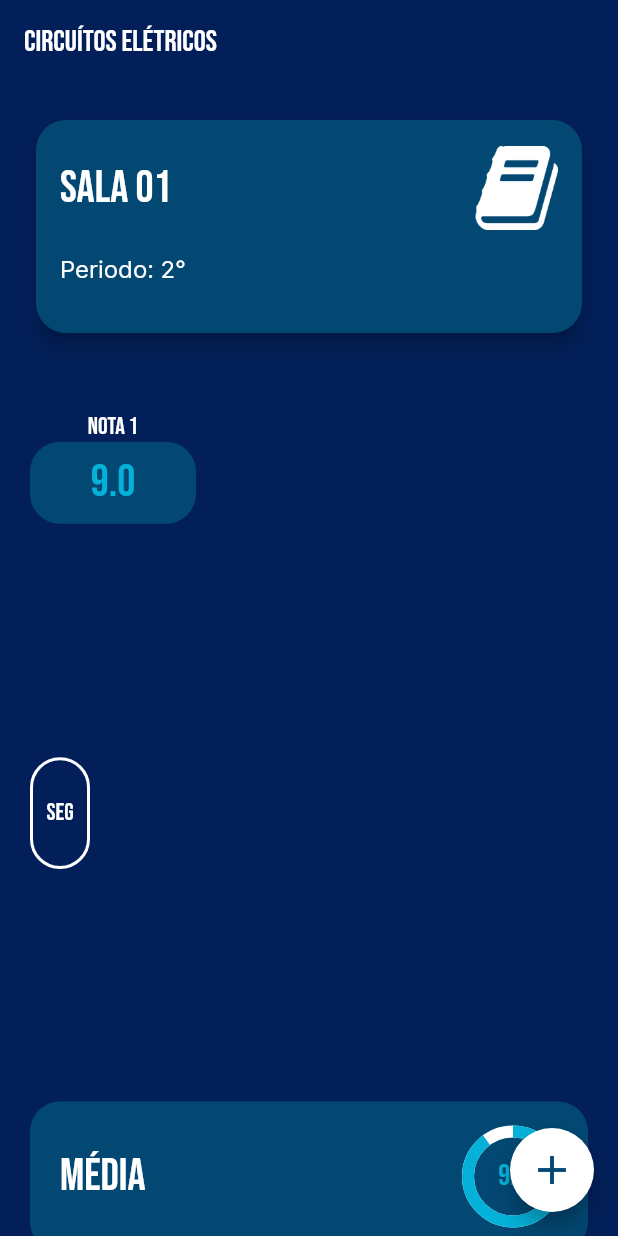
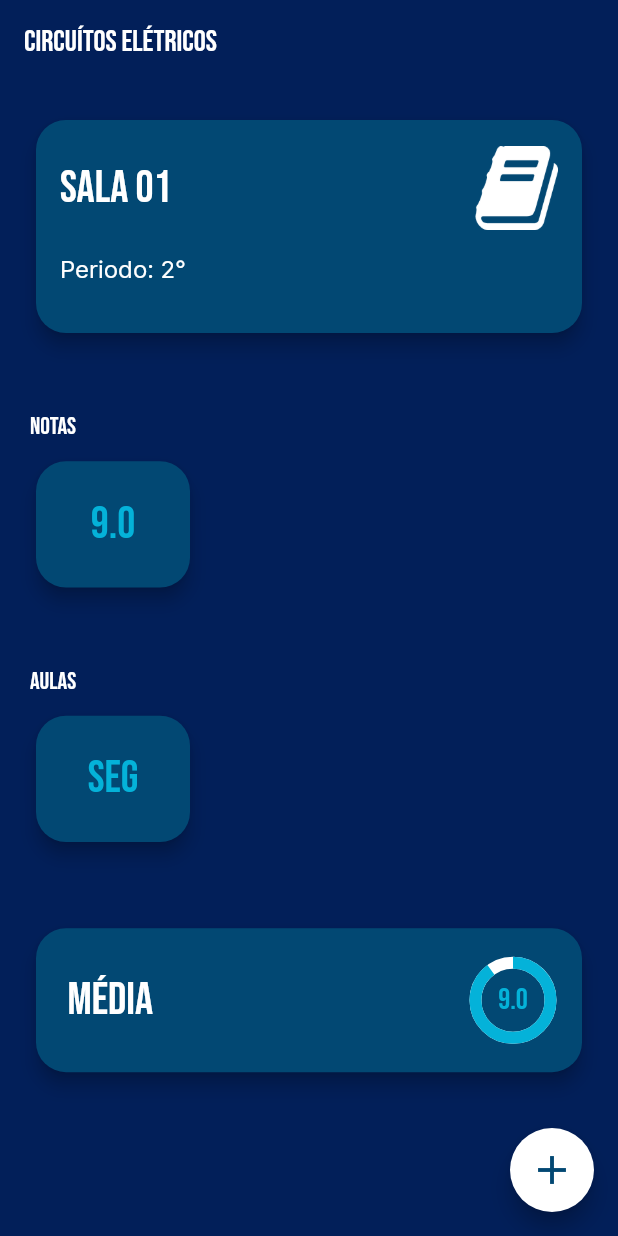
Before and after one commit to yurilima7/Acad-Facil, a Flutter app: the screen it shows after launch, after a tap on "Circuítos Elétricos", on a phone screen of 412 x 824 dp. Run offline on Flutter 3.47's test engine with Material 2 defaults, Android fonts, the phone set to English and light mode, and no system bars; our stand-ins replace flutter_svg.

Commit message:
GridView
Mudanças que permitem não colocar altura no sized

```diff
--- a/acad_facil/lib/App/Core/Widgets/sticker_percent.dart
+++ b/acad_facil/lib/App/Core/Widgets/sticker_percent.dart
@@ -14,8 +14,8 @@ class StickerPercent extends StatelessWidget {
 
       children: [
         Container(
-          width: 60,
-          height: 60,
+          width: 50,
+          height: 50,
 
           decoration: const BoxDecoration(
             shape: BoxShape.circle,
@@ -30,8 +30,8 @@ class StickerPercent extends StatelessWidget {
         ),
 
         SizedBox(
-          width: 60,
-          height: 60,
+          width: 50,
+          height: 50,
 
           child: CircularProgressIndicator(
             value: avarage / 10.0,
--- a/acad_facil/lib/App/Screens/Details_Screen/Widgets/grades_form.dart
+++ b/acad_facil/lib/App/Screens/Details_Screen/Widgets/grades_form.dart
@@ -1,4 +1,3 @@
-import 'package:acad_facil/App/Core/Styles/colors_styles.dart';
 import 'package:acad_facil/App/Core/Styles/text_styles.dart';
 import 'package:flutter/material.dart';
 
@@ -14,26 +13,20 @@ class GradesForm extends StatelessWidget {
 
   @override
   Widget build(BuildContext context) {
-    return Column(
-      children: [
-        Text('Nota $i', style: TextStyles.i.mainTitle,),
+    return Card(
+      color: Theme.of(context).colorScheme.secondary,
+      elevation: 5,
+      shape: RoundedRectangleBorder(borderRadius: BorderRadius.circular(20.0)),
 
-        Expanded(
-          child: Container(
-            decoration: BoxDecoration(
-              color: ColorsStyles.secundary,
-              borderRadius: BorderRadius.circular(20),
-            ),
-
-            child: Center(
-              child: Text(
-                '$grade',
-                style: context.textStyles.grade,
-              ),
-            ),
+      child: Center(
+        child: ListTile(
+          title: Text(
+            '$grade',
+            style: TextStyles.i.grade,
+            textAlign: TextAlign.center,
           ),
         ),
-      ],
+      ),
     );
   }
 }
--- a/acad_facil/lib/App/Screens/Details_Screen/Widgets/grid_grades.dart
+++ b/acad_facil/lib/App/Screens/Details_Screen/Widgets/grid_grades.dart
@@ -16,17 +16,18 @@ class GridGrades extends StatelessWidget {
     final disciplinesCount = disciplines.grades.length;
 
     return SizedBox(
-      height: 180,
+
       child: disciplinesCount > 0 ? GridView.builder(
 
         gridDelegate: const SliverGridDelegateWithFixedCrossAxisCount(
           crossAxisCount: 3,
-          childAspectRatio: 3 / 2,
+          childAspectRatio: 1.2,
           crossAxisSpacing: 20,
           mainAxisSpacing: 10,
         ),
 
         physics: const NeverScrollableScrollPhysics(),
+        shrinkWrap: true,
 
         itemCount: disciplinesCount <= 5? disciplinesCount : 5,
           itemBuilder: (context, i) => GradesForm(
@@ -35,10 +36,13 @@ class GridGrades extends StatelessWidget {
           ),
       )
       :
-      Center(
-        child: Text(
-          'Sem notas no momento!',
-          style: context.textStyles.secundaryTitle,
+      SizedBox(
+        height: 200,
+        child: Center(
+          child: Text(
+            'Sem notas no momento!',
+            style: context.textStyles.secundaryTitle,
+          ),
         ),
       ),
     );
--- a/acad_facil/lib/App/Screens/Details_Screen/Widgets/grid_schedule.dart
+++ b/acad_facil/lib/App/Screens/Details_Screen/Widgets/grid_schedule.dart
@@ -13,30 +13,35 @@ class GridSchedule extends StatelessWidget {
   @override
   Widget build(BuildContext context) {
     return SizedBox(
-      height: 180,
-      child: schedules.isNotEmpty ? GridView.builder(
+
+      child: schedules.isNotEmpty
+      ? GridView.builder(
 
         gridDelegate: const SliverGridDelegateWithFixedCrossAxisCount(
-          crossAxisCount: 5,
+          crossAxisCount: 3,
+          childAspectRatio: 1.2,
+          crossAxisSpacing: 20,
+          mainAxisSpacing: 10,
         ),
 
         physics: const NeverScrollableScrollPhysics(),
+        shrinkWrap: true,
 
         itemCount: schedules.length,
-          itemBuilder: (context, i) => Row(
-            children: [
-              ScheduleForm(
-                day: schedules.keys.elementAt(i),
-                hour: schedules.values.elementAt(i),
-              ),
-            ],
+          itemBuilder: (context, i) => ScheduleForm(
+            day: schedules.keys.elementAt(i),
+            hour: schedules.values.elementAt(i),
           ),
       )
       :
-      Center(
-        child: Text(
-          'Sem aulas no momento!',
-          style: context.textStyles.secundaryTitle,
+      SizedBox(
+        height: 200,
+
+        child: Center(
+          child: Text(
+            'Sem aulas no momento!',
+            style: context.textStyles.secundaryTitle,
+          ),
         ),
       ),
     );
--- a/acad_facil/lib/App/Screens/Details_Screen/Widgets/local_avarage.dart
+++ b/acad_facil/lib/App/Screens/Details_Screen/Widgets/local_avarage.dart
@@ -9,23 +9,25 @@ class LocalAvarage extends StatelessWidget {
 
   @override
   Widget build(BuildContext context) {
+    return Card(
+      color: ColorsStyles.secundary,
+      elevation: 5,
+      shape: RoundedRectangleBorder(borderRadius: BorderRadius.circular(20.0)),
 
-    return Container(
-      height: 100,
-      padding: const EdgeInsets.all(20.0),
+      child: Padding(
+        padding: const EdgeInsets.only(
+          left: 5.0,
+          right: 5.0,
+          bottom: 20.0,
+          top: 20.0,
+        ),
 
-      decoration: BoxDecoration(
-        color: ColorsStyles.secundary,
-        borderRadius: BorderRadius.circular(20),
-      ),
-
-      child: Row(
-        mainAxisAlignment: MainAxisAlignment.spaceBetween,
-
-        children: [
-          Text('Média', style: context.textStyles.bigTitle),
-          StickerPercent(avarage: avarage,),
-        ],
+        child: Center(
+          child: ListTile(
+            title: Text('Média', style: context.textStyles.bigTitle),
+            trailing: StickerPercent(avarage: avarage,),
+          ),
+        ),
       ),
     );
   }
--- a/acad_facil/lib/App/Screens/Details_Screen/Widgets/schedule_form.dart
+++ b/acad_facil/lib/App/Screens/Details_Screen/Widgets/schedule_form.dart
@@ -1,3 +1,4 @@
+import 'package:acad_facil/App/Core/Styles/colors_styles.dart';
 import 'package:acad_facil/App/Core/Styles/text_styles.dart';
 import 'package:flutter/material.dart';
 
@@ -13,31 +14,19 @@ class ScheduleForm extends StatelessWidget {
 
   @override
   Widget build(BuildContext context) {
-    return Container(
-      width: 40,
+    return Card(
+      color: ColorsStyles.secundary,
+      elevation: 5,
+      shape: RoundedRectangleBorder(borderRadius: BorderRadius.circular(20.0)),
 
-      decoration: BoxDecoration(
-        border: Border.all(
-          width: 2,
-          color: Colors.white,
+      child: Center(
+        child: ListTile(
+          title: Text(
+            day,
+            style: TextStyles.i.grade,
+            textAlign: TextAlign.center,
+          ),
         ),
-
-        borderRadius: BorderRadius.circular(20.0)
-      ),
-
-      child: Column(
-        mainAxisAlignment: MainAxisAlignment.center,
-
-        children: [
-          Text(
-            day,
-            style: context.textStyles.mainTitle,
-          ),
-          // Text(
-          //   hour,
-          //   style: context.textStyles.mainTitle,
-          // ),
-        ],
       ),
     );
   }
--- a/acad_facil/lib/App/Screens/Details_Screen/details_screen.dart
+++ b/acad_facil/lib/App/Screens/Details_Screen/details_screen.dart
@@ -1,3 +1,4 @@
+import 'package:acad_facil/App/Core/Styles/text_styles.dart';
 import 'package:acad_facil/App/Core/Widgets/floating_button.dart';
 import 'package:acad_facil/App/Core/Widgets/information_card.dart';
 import 'package:acad_facil/App/Models/disciplines.dart';
@@ -39,8 +40,25 @@ class DetailsScreen extends StatelessWidget {
                 isCourse: false,
               ),
 
-              GridGrades(disciplines: disciplines),
-              GridSchedule(schedules: disciplines.schedule),
+              Wrap(
+                alignment: WrapAlignment.start,
+                runSpacing: 9,
+
+                children: [
+                  Text('Notas', style: context.textStyles.mainTitle,),
+                  GridGrades(disciplines: disciplines),
+                ],
+              ),
+
+              Wrap(
+                alignment: WrapAlignment.start,
+                runSpacing: 9,
+
+                children: [
+                  Text('Aulas', style: context.textStyles.mainTitle,),
+                  GridSchedule(schedules: disciplines.schedule),
+                ],
+              ),
 
               LocalAvarage(avarage: disciplines.avarage,),
             ],
--- a/acad_facil/lib/App/Screens/Home_Screen/Widgets/grid_disciplines.dart
+++ b/acad_facil/lib/App/Screens/Home_Screen/Widgets/grid_disciplines.dart
@@ -19,7 +19,7 @@ class GridDisciplines extends StatelessWidget {
     final List<Disciplines> disciplines = providerDisciplines.disciplines;
 
     return disciplines.isNotEmpty ? SizedBox(
-      height: 380,
+
       child: GridView.builder(
         gridDelegate: const SliverGridDelegateWithFixedCrossAxisCount(
           crossAxisCount: 2,
@@ -29,6 +29,8 @@ class GridDisciplines extends StatelessWidget {
         ),
 
         physics: const NeverScrollableScrollPhysics(),
+        shrinkWrap: true,
+
         itemCount: presentsAll ? providerDisciplines.disciplinesCount : 6,
               itemBuilder: (context, i) => ChangeNotifierProvider.value(
                 value: disciplines[i],
@@ -37,10 +39,14 @@ class GridDisciplines extends StatelessWidget {
       ),
     )
     :
-    Center(
-      child: Text(
-        'Sem disciplinas no momento!',
-        style: context.textStyles.secundaryTitle,
+    SizedBox(
+      height: 200,
+
+      child: Center(
+        child: Text(
+          'Sem disciplinas no momento!',
+          style: context.textStyles.secundaryTitle,
+        ),
       ),
     );
   }
```
